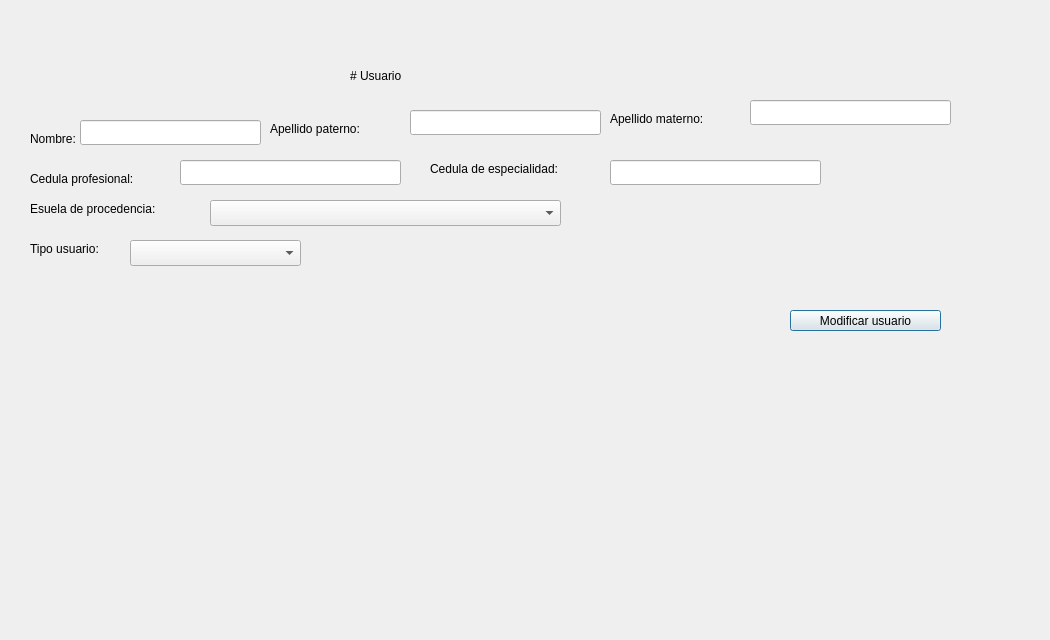
Old version of the form Documentacion/QtDesigner/usuario_modificar_dialog.ui in the repository AsgardUtvt/ProyectoIntegrador1.
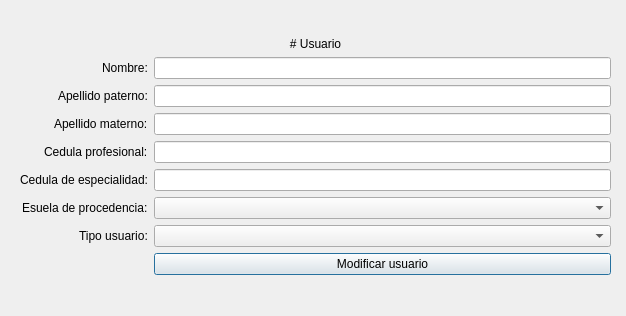
New version of the form.

Patch:
```diff
--- a/Documentacion/QtDesigner/usuario_modificar_dialog.ui
+++ b/Documentacion/QtDesigner/usuario_modificar_dialog.ui
@@ -6,8 +6,8 @@
    <rect>
     <x>0</x>
     <y>0</y>
-    <width>1050</width>
-    <height>640</height>
+    <width>626</width>
+    <height>316</height>
    </rect>
   </property>
   <property name="windowTitle">
@@ -16,198 +16,117 @@
   <property name="toolTip">
    <string>&lt;html&gt;&lt;head/&gt;&lt;body&gt;&lt;p&gt;&lt;br/&gt;&lt;/p&gt;&lt;/body&gt;&lt;/html&gt;</string>
   </property>
-  <widget class="QLabel" name="label">
+  <widget class="QWidget" name="formLayoutWidget">
    <property name="geometry">
     <rect>
-     <x>350</x>
-     <y>60</y>
-     <width>121</width>
-     <height>31</height>
+     <x>20</x>
+     <y>10</y>
+     <width>591</width>
+     <height>291</height>
     </rect>
    </property>
-   <property name="text">
-    <string># Usuario</string>
-   </property>
-   <property name="textFormat">
-    <enum>Qt::TextFormat::MarkdownText</enum>
-   </property>
-  </widget>
-  <widget class="QLineEdit" name="le_cedula_profesional">
-   <property name="geometry">
-    <rect>
-     <x>180</x>
-     <y>160</y>
-     <width>221</width>
-     <height>25</height>
-    </rect>
-   </property>
-  </widget>
-  <widget class="QLineEdit" name="le_nombre_usuario">
-   <property name="geometry">
-    <rect>
-     <x>80</x>
-     <y>120</y>
-     <width>181</width>
-     <height>25</height>
-    </rect>
-   </property>
-  </widget>
-  <widget class="QLineEdit" name="le_apellido_materno">
-   <property name="geometry">
-    <rect>
-     <x>750</x>
-     <y>100</y>
-     <width>201</width>
-     <height>25</height>
-    </rect>
-   </property>
-  </widget>
-  <widget class="QLabel" name="label_4">
-   <property name="geometry">
-    <rect>
-     <x>30</x>
-     <y>200</y>
-     <width>181</width>
-     <height>18</height>
-    </rect>
-   </property>
-   <property name="text">
-    <string>Esuela de procedencia:</string>
-   </property>
-  </widget>
+   <layout class="QFormLayout" name="formLayout">
+    <property name="labelAlignment">
+     <set>Qt::AlignmentFlag::AlignRight|Qt::AlignmentFlag::AlignTrailing|Qt::AlignmentFlag::AlignVCenter</set>
+    </property>
+    <property name="formAlignment">
+     <set>Qt::AlignmentFlag::AlignCenter</set>
+    </property>
+    <item row="1" column="0">
   <widget class="QLabel" name="label_2">
-   <property name="geometry">
-    <rect>
-     <x>30</x>
-     <y>130</y>
-     <width>71</width>
-     <height>18</height>
-    </rect>
-   </property>
    <property name="text">
     <string>Nombre:</string>
    </property>
   </widget>
-  <widget class="QLabel" name="label_6">
-   <property name="geometry">
-    <rect>
-     <x>430</x>
-     <y>160</y>
-     <width>181</width>
-     <height>18</height>
-    </rect>
-   </property>
-   <property name="text">
-    <string>Cedula de especialidad:</string>
-   </property>
-  </widget>
+    </item>
+    <item row="1" column="1">
+     <widget class="QLineEdit" name="le_nombre_usuario"/>
+    </item>
+    <item row="2" column="0">
   <widget class="QLabel" name="label_7">
-   <property name="geometry">
-    <rect>
-     <x>270</x>
-     <y>120</y>
-     <width>141</width>
-     <height>18</height>
-    </rect>
-   </property>
    <property name="text">
     <string>Apellido paterno:</string>
    </property>
   </widget>
+    </item>
+    <item row="2" column="1">
   <widget class="QLineEdit" name="le_apellido_paterno">
-   <property name="geometry">
-    <rect>
-     <x>410</x>
-     <y>110</y>
-     <width>191</width>
-     <height>25</height>
-    </rect>
-   </property>
    <property name="text">
     <string/>
    </property>
   </widget>
-  <widget class="QComboBox" name="cb_escuela">
-   <property name="geometry">
-    <rect>
-     <x>210</x>
-     <y>200</y>
-     <width>351</width>
-     <height>26</height>
-    </rect>
-   </property>
-  </widget>
-  <widget class="QPushButton" name="pb_crear_usuario">
-   <property name="geometry">
-    <rect>
-     <x>790</x>
-     <y>310</y>
-     <width>151</width>
-     <height>21</height>
-    </rect>
-   </property>
-   <property name="text">
-    <string>Modificar usuario</string>
-   </property>
-  </widget>
-  <widget class="QLabel" name="label_3">
-   <property name="geometry">
-    <rect>
-     <x>30</x>
-     <y>170</y>
-     <width>161</width>
-     <height>18</height>
-    </rect>
-   </property>
-   <property name="text">
-    <string>Cedula profesional:</string>
-   </property>
-  </widget>
+    </item>
+    <item row="3" column="0">
   <widget class="QLabel" name="label_8">
-   <property name="geometry">
-    <rect>
-     <x>610</x>
-     <y>110</y>
-     <width>141</width>
-     <height>18</height>
-    </rect>
-   </property>
    <property name="text">
     <string>Apellido materno:</string>
    </property>
   </widget>
-  <widget class="QLineEdit" name="le_cedula_especialidad">
-   <property name="geometry">
-    <rect>
-     <x>610</x>
-     <y>160</y>
-     <width>211</width>
-     <height>25</height>
-    </rect>
-   </property>
-  </widget>
+    </item>
+    <item row="3" column="1">
+     <widget class="QLineEdit" name="le_apellido_materno"/>
+    </item>
+    <item row="4" column="0">
+     <widget class="QLabel" name="label_3">
+      <property name="text">
+       <string>Cedula profesional:</string>
+      </property>
+     </widget>
+    </item>
+    <item row="4" column="1">
+     <widget class="QLineEdit" name="le_cedula_profesional"/>
+    </item>
+    <item row="5" column="0">
+     <widget class="QLabel" name="label_6">
+      <property name="text">
+       <string>Cedula de especialidad:</string>
+      </property>
+     </widget>
+    </item>
+    <item row="5" column="1">
+     <widget class="QLineEdit" name="le_cedula_especialidad"/>
+    </item>
+    <item row="6" column="0">
+     <widget class="QLabel" name="label_4">
+      <property name="text">
+       <string>Esuela de procedencia:</string>
+      </property>
+     </widget>
+    </item>
+    <item row="6" column="1">
+     <widget class="QComboBox" name="cb_escuela"/>
+    </item>
+    <item row="7" column="0">
   <widget class="QLabel" name="label_5">
-   <property name="geometry">
-    <rect>
-     <x>30</x>
-     <y>240</y>
-     <width>111</width>
-     <height>18</height>
-    </rect>
-   </property>
    <property name="text">
     <string>Tipo usuario:</string>
    </property>
   </widget>
-  <widget class="QComboBox" name="cb_tipo_usuario">
-   <property name="geometry">
-    <rect>
-     <x>130</x>
-     <y>240</y>
-     <width>171</width>
-     <height>26</height>
-    </rect>
-   </property>
+    </item>
+    <item row="7" column="1">
+     <widget class="QComboBox" name="cb_tipo_usuario"/>
+    </item>
+    <item row="8" column="1">
+     <widget class="QPushButton" name="pb_crear_usuario">
+      <property name="text">
+       <string>Modificar usuario</string>
+      </property>
+     </widget>
+    </item>
+    <item row="0" column="0" colspan="2">
+     <widget class="QLabel" name="label">
+      <property name="text">
+       <string># Usuario</string>
+      </property>
+      <property name="textFormat">
+       <enum>Qt::TextFormat::MarkdownText</enum>
+      </property>
+      <property name="alignment">
+       <set>Qt::AlignmentFlag::AlignCenter</set>
+      </property>
+     </widget>
+    </item>
+   </layout>
   </widget>
  </widget>
  <resources/>
```
Lines whose indentation alone changed are shown as unchanged.
